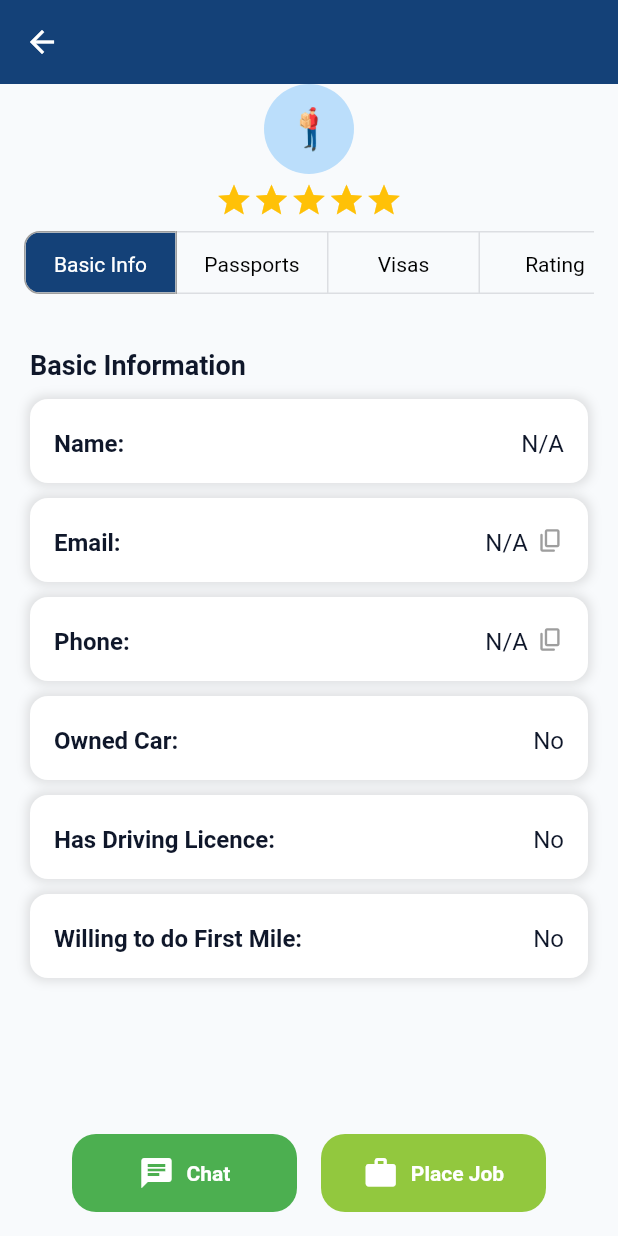
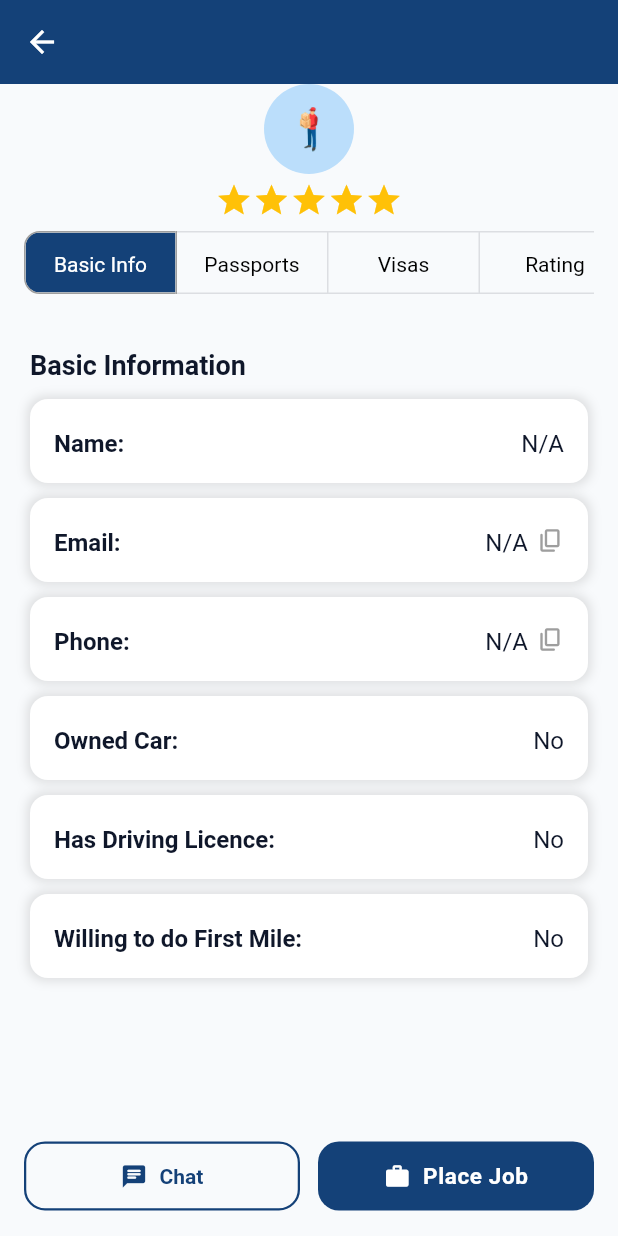
Before and after one commit to BFOBC/OBC_Flutter_Project, a Flutter app: the SearchCourier screen opened directly with empty values, on a phone screen of 412 x 824 dp. Run offline on Flutter 3.47's test engine with Material 3 defaults, Android fonts, the phone set to English and light mode, and no system bars; drawn by our look-alikes of flutter_rating_bar; our stand-ins replace cached_network_image, chewie, cloud_firestore, connectivity_plus, device_info_plus, dio and 22 more; missing offline and left inert: dart:ffi, google_maps_cluster_manager, workmanager; accounts and stored records are empty; network calls fail; statements that could not run were skipped.

Commit message:
Fix courier profile bottom buttons: layout and colors
- Replace fixed SizedBox(width:150) with Expanded so Place Job text
  no longer wraps to two lines
- Chat: outlined style with Palette.primaryColor border (was green)
- Place Job: filled Palette.primaryColor (was green secondaryColor)

https://claude.ai/code/session_01QuN1nUJvg5j7tUGnniicBp

```diff
--- a/lib/ui/broker/SearchCourier.dart
+++ b/lib/ui/broker/SearchCourier.dart
@@ -324,15 +324,12 @@ class _SearchCourierState extends State<SearchCourier> {
 
             // 🔹 Fixed bottom buttons
             Padding(
-              padding: const EdgeInsets.all(16.0),
+              padding: const EdgeInsets.fromLTRB(16, 8, 16, 16),
               child: Row(
-                mainAxisSize: MainAxisSize.min,
-                mainAxisAlignment: MainAxisAlignment.center,
                 children: [
                   // Chat button
-                  SizedBox(
-                    width: 150,
-                    child: ElevatedButton.icon(
+                  Expanded(
+                    child: OutlinedButton.icon(
                       onPressed: () {
                         Navigator.push(
                           context,
@@ -342,49 +339,45 @@ class _SearchCourierState extends State<SearchCourier> {
                           ),
                         );
                       },
-                      icon: const Icon(Icons.chat, color: Colors.white),
-                      label: const Text("Chat"),
-                      style: ElevatedButton.styleFrom(
-                        backgroundColor: Colors.green[500],
-                        foregroundColor: Colors.white,
-                        textStyle: const TextStyle(
-                            fontWeight: FontWeight.bold),
+                      icon: const Icon(Icons.chat_rounded, size: 18),
+                      label: const Text("Chat", style: TextStyle(fontWeight: FontWeight.w600)),
+                      style: OutlinedButton.styleFrom(
+                        foregroundColor: Palette.primaryColor,
+                        side: const BorderSide(color: Palette.primaryColor, width: 1.5),
+                        padding: const EdgeInsets.symmetric(vertical: 14),
                         shape: RoundedRectangleBorder(
-                          borderRadius: BorderRadius.circular(16.0),
+                          borderRadius: BorderRadius.circular(14),
                         ),
                       ),
                     ),
                   ),
 
-                  const SizedBox(width: 16),
+                  const SizedBox(width: 12),
 
                   // Place Job button
-                  SizedBox(
-                    width: 150,
+                  Expanded(
                     child: ElevatedButton.icon(
                       onPressed: () {
                         Navigator.push(
                           context,
                           MaterialPageRoute(
                             builder: (context) => SubmissionScreen(
-                              brokerKey:
-                              AuthUtils.getCurrentUserId2()
-                                  .toString(),
+                              brokerKey: AuthUtils.getCurrentUserId2().toString(),
                               courierKey: widget.courierKey,
                               onSave: (Task) {},
                             ),
                           ),
                         );
                       },
-                      icon: const Icon(Icons.work, color: Colors.white),
-                      label: const Text("Place Job"),
+                      icon: const Icon(Icons.work_rounded, size: 18, color: Colors.white),
+                      label: const Text("Place Job", style: TextStyle(fontWeight: FontWeight.w600)),
                       style: ElevatedButton.styleFrom(
-                        backgroundColor: Palette.secondaryColor,
+                        backgroundColor: Palette.primaryColor,
                         foregroundColor: Colors.white,
-                        textStyle: const TextStyle(
-                            fontWeight: FontWeight.bold),
+                        padding: const EdgeInsets.symmetric(vertical: 14),
+                        elevation: 0,
                         shape: RoundedRectangleBorder(
-                          borderRadius: BorderRadius.circular(16.0),
+                          borderRadius: BorderRadius.circular(14),
                         ),
                       ),
                     ),
```
